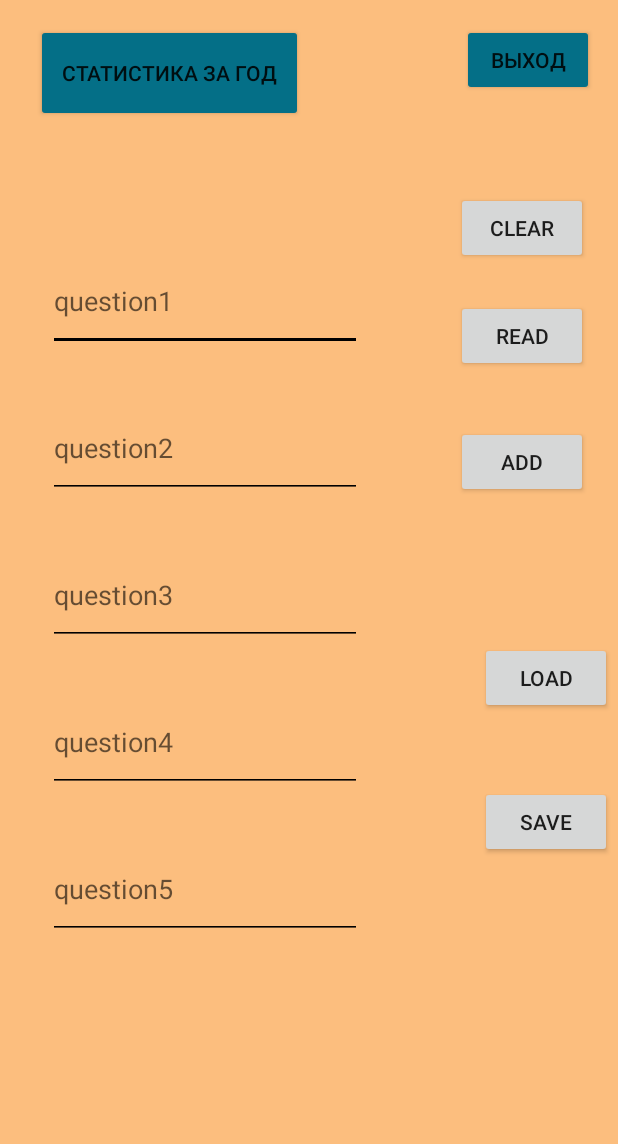
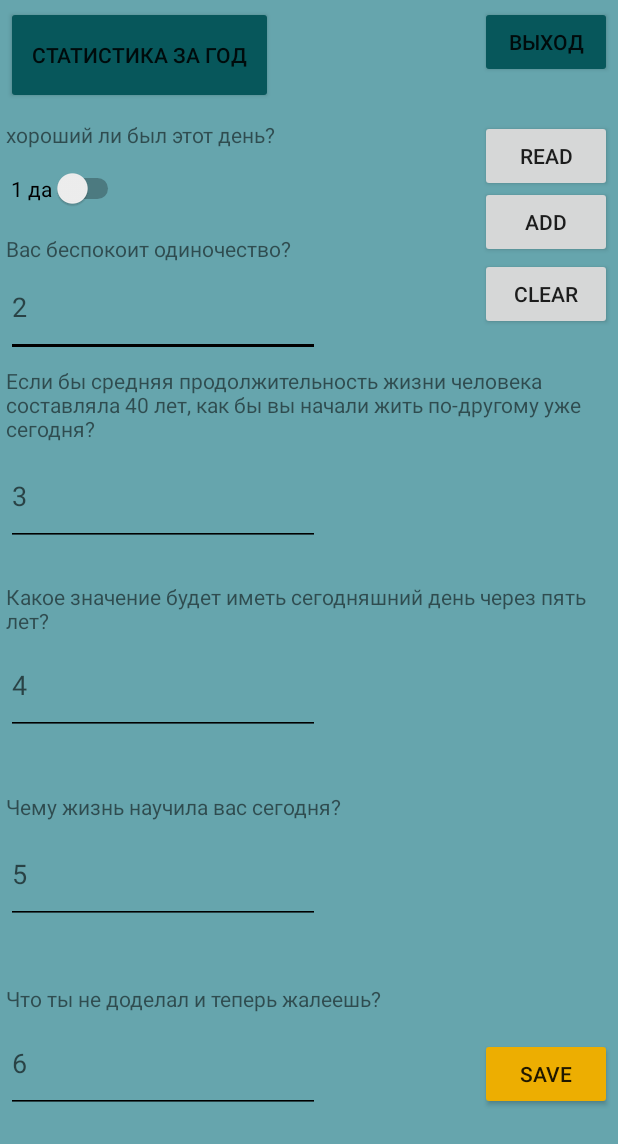
Before and after one commit to vahramsargsyan1/My_Application, an Android app: the layout activity_main.xml on its own in the app's theme, with its tools: preview values and no code run, on a phone screen of 412 x 824 dp. Shown: the top 1144 px of the screen. Run offline under Robolectric (Android 15) with nearby library versions, the light colour scheme and no system bars.

Commit message:
fixing SQL light and some changes

```diff
--- a/app/src/main/java/com/example/myapplication/DBHelper.java
+++ b/app/src/main/java/com/example/myapplication/DBHelper.java
@@ -21,7 +21,7 @@ public class DBHelper extends SQLiteOpenHelper {
 
     @Override
     public void onCreate(SQLiteDatabase db) {
-        db.execSQL("create table " + TABLE_ANSWER + "(" + KEY_ID + "integer primary key," + KEY_NAME + "text" + ")");
+        db.execSQL("CREATE table " + TABLE_ANSWER + "(" + KEY_ID + " integer primary key," + KEY_NAME + " text" + ")");
     }
 
     @Override
--- a/app/src/main/res/layout/activity_main.xml
+++ b/app/src/main/res/layout/activity_main.xml
@@ -4,7 +4,7 @@
     xmlns:tools="http://schemas.android.com/tools"
     android:layout_width="match_parent"
     android:layout_height="match_parent"
-    android:background="#fcbe7e "
+    android:background="#66a5ad"
     tools:context=".MainActivity">
 
 
@@ -12,8 +12,8 @@
         android:id="@+id/btnadd"
         android:layout_width="wrap_content"
         android:layout_height="wrap_content"
-        android:layout_marginTop="284dp"
-        android:layout_marginEnd="20dp"
+        android:layout_marginTop="124dp"
+        android:layout_marginEnd="4dp"
         android:text="add"
         app:layout_constraintEnd_toEndOf="parent"
         app:layout_constraintTop_toTopOf="parent" />
@@ -22,8 +22,8 @@
         android:id="@+id/btnclear"
         android:layout_width="wrap_content"
         android:layout_height="wrap_content"
-        android:layout_marginTop="128dp"
-        android:layout_marginEnd="20dp"
+        android:layout_marginTop="172dp"
+        android:layout_marginEnd="4dp"
         android:text="clear"
         app:layout_constraintEnd_toEndOf="parent"
         app:layout_constraintTop_toTopOf="parent" />
@@ -32,8 +32,8 @@
         android:id="@+id/btnread"
         android:layout_width="wrap_content"
         android:layout_height="wrap_content"
-        android:layout_marginTop="200dp"
-        android:layout_marginEnd="20dp"
+        android:layout_marginTop="80dp"
+        android:layout_marginEnd="4dp"
         android:text="read"
         app:layout_constraintEnd_toEndOf="parent"
         app:layout_constraintTop_toTopOf="parent" />
@@ -42,12 +42,12 @@
         android:id="@+id/editTextText4"
         android:layout_width="209dp"
         android:layout_height="66dp"
-        android:layout_marginStart="32dp"
-        android:layout_marginTop="168dp"
+        android:layout_marginStart="4dp"
+        android:layout_marginTop="172dp"
         android:allowUndo="false"
         android:backgroundTint="#000000"
         android:ems="10"
-        android:hint="question1"
+        android:hint="2"
         android:inputType="text"
         android:singleLine="false"
         android:text=""
@@ -58,11 +58,11 @@
         android:id="@+id/editTextText5"
         android:layout_width="209dp"
         android:layout_height="66dp"
-        android:layout_marginStart="32dp"
-        android:layout_marginTop="32dp"
+        android:layout_marginStart="4dp"
+        android:layout_marginTop="60dp"
         android:backgroundTint="#000000"
         android:ems="10"
-        android:hint="question2"
+        android:hint="3"
         android:inputType="text"
         android:text=""
         app:layout_constraintStart_toStartOf="parent"
@@ -72,11 +72,11 @@
         android:id="@+id/editTextText6"
         android:layout_width="209dp"
         android:layout_height="66dp"
-        android:layout_marginStart="32dp"
-        android:layout_marginTop="32dp"
+        android:layout_marginStart="4dp"
+        android:layout_marginTop="60dp"
         android:backgroundTint="#000000"
         android:ems="10"
-        android:hint="question3"
+        android:hint="4"
         android:inputType="text"
         android:text=""
         app:layout_constraintStart_toStartOf="parent"
@@ -86,11 +86,11 @@
         android:id="@+id/editTextText"
         android:layout_width="209dp"
         android:layout_height="66dp"
-        android:layout_marginStart="32dp"
-        android:layout_marginTop="32dp"
+        android:layout_marginStart="4dp"
+        android:layout_marginTop="60dp"
         android:backgroundTint="#000000"
         android:ems="10"
-        android:hint="question4"
+        android:hint="5"
         android:inputType="text"
         android:text=""
         app:layout_constraintStart_toStartOf="parent"
@@ -100,11 +100,11 @@
         android:id="@+id/editTextText8"
         android:layout_width="209dp"
         android:layout_height="66dp"
-        android:layout_marginStart="32dp"
-        android:layout_marginTop="32dp"
+        android:layout_marginStart="4dp"
+        android:layout_marginTop="60dp"
         android:backgroundTint="#000000"
         android:ems="10"
-        android:hint="question5"
+        android:hint="6"
         android:inputType="text"
         android:text=""
         app:layout_constraintStart_toStartOf="parent"
@@ -114,9 +114,9 @@
         android:id="@+id/button"
         android:layout_width="178dp"
         android:layout_height="65dp"
-        android:layout_marginStart="24dp"
-        android:layout_marginTop="16dp"
-        android:backgroundTint="#046f87 "
+        android:layout_marginStart="4dp"
+        android:layout_marginTop="4dp"
+        android:backgroundTint="#07575b"
         android:onClick="startnewactivty"
         android:text="@string/button_name"
         app:layout_constraintStart_toStartOf="parent"
@@ -128,9 +128,9 @@
         android:id="@+id/button3"
         android:layout_width="wrap_content"
         android:layout_height="wrap_content"
-        android:layout_marginTop="16dp"
-        android:layout_marginEnd="16dp"
-        android:backgroundTint="#046f87 "
+        android:layout_marginTop="4dp"
+        android:layout_marginEnd="4dp"
+        android:backgroundTint="#07575b"
         android:text="Выход"
         app:layout_constraintEnd_toEndOf="parent"
         app:layout_constraintTop_toTopOf="parent"
@@ -141,22 +141,85 @@
         android:id="@+id/showText2"
         android:layout_width="wrap_content"
         android:layout_height="wrap_content"
-        android:layout_marginTop="524dp"
+        android:layout_marginTop="692dp"
         android:layout_marginEnd="4dp"
+        android:backgroundTint="#edae01"
         android:onClick="onClickadd"
         android:text="save"
         app:layout_constraintEnd_toEndOf="parent"
+        app:layout_constraintTop_toTopOf="parent"
+        app:strokeWidth="2sp" />
+
+    <TextView
+        android:id="@+id/textView3"
+        android:layout_width="wrap_content"
+        android:layout_height="wrap_content"
+        android:layout_marginStart="4dp"
+        android:layout_marginTop="156dp"
+        android:text="Вас беспокоит одиночество?"
+        app:layout_constraintStart_toStartOf="parent"
         app:layout_constraintTop_toTopOf="parent" />
 
-    <Button
-        android:id="@+id/button12"
+    <TextView
+        android:id="@+id/textView4"
+        android:layout_width="402dp"
+        android:layout_height="51dp"
+        android:layout_marginStart="4dp"
+        android:layout_marginTop="244dp"
+        android:text="Если бы средняя продолжительность жизни человека составляла 40 лет, как бы вы начали жить по-другому уже сегодня?"
+        app:layout_constraintStart_toStartOf="parent"
+        app:layout_constraintTop_toTopOf="parent" />
+
+    <TextView
+        android:id="@+id/textView5"
         android:layout_width="wrap_content"
         android:layout_height="wrap_content"
-        android:layout_marginTop="428dp"
-        android:layout_marginEnd="4dp"
-        android:onClick="onClickload"
-        android:text="load"
-        app:layout_constraintEnd_toEndOf="parent"
+        android:layout_marginStart="4dp"
+        android:layout_marginTop="388dp"
+        android:text="Какое значение будет иметь сегодняшний день через пять лет?
+"
+        app:layout_constraintStart_toStartOf="parent"
+        app:layout_constraintTop_toTopOf="parent" />
+
+    <TextView
+        android:id="@+id/textView6"
+        android:layout_width="wrap_content"
+        android:layout_height="wrap_content"
+        android:layout_marginStart="4dp"
+        android:layout_marginTop="528dp"
+        android:text="Чему жизнь научила вас сегодня?"
+        app:layout_constraintStart_toStartOf="parent"
+        app:layout_constraintTop_toTopOf="parent" />
+
+    <TextView
+        android:id="@+id/textView7"
+        android:layout_width="wrap_content"
+        android:layout_height="wrap_content"
+        android:layout_marginStart="4dp"
+        android:layout_marginTop="656dp"
+        android:text="Что ты не доделал и теперь жалеешь?"
+        app:layout_constraintStart_toStartOf="parent"
+        app:layout_constraintTop_toTopOf="parent" />
+
+    <TextView
+        android:id="@+id/textView8"
+        android:layout_width="wrap_content"
+        android:layout_height="wrap_content"
+        android:layout_marginStart="4dp"
+        android:layout_marginTop="80dp"
+        android:text="хороший ли был этот день?"
+        app:layout_constraintStart_toStartOf="parent"
+        app:layout_constraintTop_toTopOf="parent" />
+
+    <Switch
+        android:id="@+id/switch1"
+        android:layout_width="wrap_content"
+        android:layout_height="wrap_content"
+        android:layout_marginStart="4dp"
+        android:layout_marginTop="112dp"
+        android:backgroundTint="#edae01"
+        android:text=" 1 да"
+        app:layout_constraintStart_toStartOf="parent"
         app:layout_constraintTop_toTopOf="parent" />
 
 </androidx.constraintlayout.widget.ConstraintLayout>
```
Also changed, not shown: app/src/main/java/com/example/myapplication/MainActivity.java (+5 -4 lines), app/src/main/java/com/example/myapplication/MainActivity2.java (+15 -1 lines), app/src/main/res/layout/activity_main2.xml (+42 -33 lines), app/src/main/res/layout/activity_main3.xml (+4 -4 lines), app/src/main/res/values/array.xml (added, +7 -0 lines).
